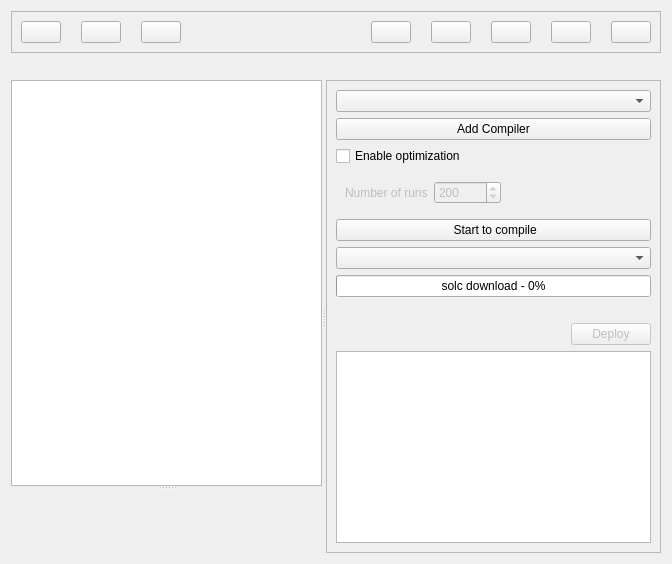
Before: the Qt Designer form editcontract.ui in LUX-Core/Lux-Solidity-IDE, drawn with Qt 5.
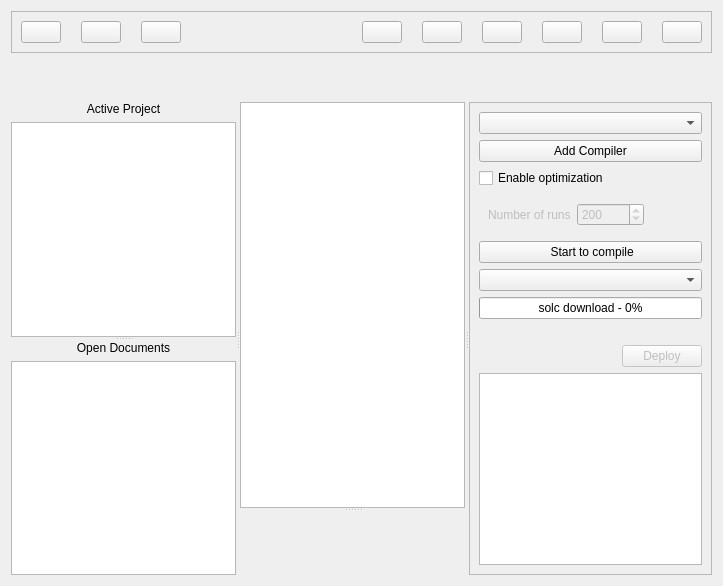
After: the same form once the commit is applied. Icons and pictures are not drawn. Custom widgets are drawn as their Qt base class.

Commit message: add "Open Documents" and "Active project": create model, add edit, tmp flags, imports, tooltips

```diff
--- a/editcontract.ui
+++ b/editcontract.ui
@@ -6,8 +6,8 @@
    <rect>
     <x>0</x>
     <y>0</y>
-    <width>672</width>
-    <height>564</height>
+    <width>723</width>
+    <height>586</height>
    </rect>
   </property>
   <property name="minimumSize">
@@ -22,7 +22,7 @@
   <property name="styleSheet">
    <string notr="true"/>
   </property>
-  <layout class="QVBoxLayout" name="verticalLayout_3">
+  <layout class="QVBoxLayout" name="verticalLayout_5">
    <item>
     <widget class="QFrame" name="toolsFrame">
      <property name="frameShape">
@@ -90,17 +90,6 @@
         </property>
        </spacer>
       </item>
-      <item>
-       <widget class="QPushButton" name="pushButtonNewFile">
-        <property name="text">
-         <string/>
-        </property>
-        <property name="icon">
-         <iconset resource="res.qrc">
-          <normaloff>:/imgs/newFile.png</normaloff>:/imgs/newFile.png</iconset>
-        </property>
-       </widget>
-      </item>
       <item>
        <widget class="QPushButton" name="pushButtonSaveFile">
         <property name="text">
@@ -112,6 +101,28 @@
         </property>
        </widget>
       </item>
+      <item>
+       <widget class="QPushButton" name="pushButtonSaveFileAs">
+        <property name="text">
+         <string/>
+        </property>
+        <property name="icon">
+         <iconset resource="res.qrc">
+          <normaloff>:/imgs/saveFileAs.png</normaloff>:/imgs/saveFileAs.png</iconset>
+        </property>
+       </widget>
+      </item>
+      <item>
+       <widget class="QPushButton" name="pushButtonSaveAllFiles">
+        <property name="text">
+         <string/>
+        </property>
+        <property name="icon">
+         <iconset resource="res.qrc">
+          <normaloff>:/imgs/saveAllFiles.png</normaloff>:/imgs/saveAllFiles.png</iconset>
+        </property>
+       </widget>
+      </item>
       <item>
        <widget class="QPushButton" name="pushButtonOpenFile">
         <property name="text">
@@ -123,6 +134,17 @@
         </property>
        </widget>
       </item>
+      <item>
+       <widget class="QPushButton" name="pushButtonNewFile">
+        <property name="text">
+         <string/>
+        </property>
+        <property name="icon">
+         <iconset resource="res.qrc">
+          <normaloff>:/imgs/newFile.png</normaloff>:/imgs/newFile.png</iconset>
+        </property>
+       </widget>
+      </item>
       <item>
        <widget class="QPushButton" name="pushButtonWizard">
         <property name="text">
@@ -134,13 +156,6 @@
         </property>
        </widget>
       </item>
-      <item>
-       <widget class="QPushButton" name="pushButtonExamples">
-        <property name="text">
-         <string/>
-        </property>
-       </widget>
-      </item>
      </layout>
     </widget>
    </item>
@@ -158,11 +173,93 @@
     </widget>
    </item>
    <item>
-    <widget class="QSplitter" name="splitter_2">
+    <widget class="QSplitter" name="splitterEditCode">
      <property name="orientation">
       <enum>Qt::Horizontal</enum>
      </property>
-     <widget class="QWidget" name="">
+     <widget class="QSplitter" name="splitter_2">
+      <property name="orientation">
+       <enum>Qt::Vertical</enum>
+      </property>
+      <widget class="QWidget" name="">
+       <layout class="QVBoxLayout" name="verticalLayout_3">
+        <item>
+         <widget class="QLabel" name="labelCurrentProjectTytle">
+          <property name="text">
+           <string>Active Project</string>
+          </property>
+          <property name="alignment">
+           <set>Qt::AlignCenter</set>
+          </property>
+         </widget>
+        </item>
+        <item>
+         <widget class="QTreeWidget" name="treeWidgetCurrentProject">
+          <property name="sizePolicy">
+           <sizepolicy hsizetype="Preferred" vsizetype="Expanding">
+            <horstretch>0</horstretch>
+            <verstretch>0</verstretch>
+           </sizepolicy>
+          </property>
+          <property name="minimumSize">
+           <size>
+            <width>200</width>
+            <height>0</height>
+           </size>
+          </property>
+          <attribute name="headerVisible">
+           <bool>false</bool>
+          </attribute>
+          <attribute name="headerCascadingSectionResizes">
+           <bool>false</bool>
+          </attribute>
+          <attribute name="headerDefaultSectionSize">
+           <number>100</number>
+          </attribute>
+          <attribute name="headerStretchLastSection">
+           <bool>true</bool>
+          </attribute>
+          <column>
+           <property name="text">
+            <string/>
+           </property>
+          </column>
+         </widget>
+        </item>
+       </layout>
+      </widget>
+      <widget class="QWidget" name="">
+       <layout class="QVBoxLayout" name="verticalLayout_4">
+        <item>
+         <widget class="QLabel" name="labelAllOpenFilesTytle">
+          <property name="text">
+           <string>Open Documents</string>
+          </property>
+          <property name="alignment">
+           <set>Qt::AlignCenter</set>
+          </property>
+         </widget>
+        </item>
+        <item>
+         <widget class="QListView" name="listViewAllOpenFiles">
+          <property name="sizePolicy">
+           <sizepolicy hsizetype="Preferred" vsizetype="Expanding">
+            <horstretch>0</horstretch>
+            <verstretch>0</verstretch>
+           </sizepolicy>
+          </property>
+          <property name="minimumSize">
+           <size>
+            <width>200</width>
+            <height>0</height>
+           </size>
+          </property>
+         </widget>
+        </item>
+       </layout>
+      </widget>
+     </widget>
+     <widget class="QWidget" name="layoutWidget">
       <layout class="QVBoxLayout" name="verticalLayout_2">
        <item>
         <widget class="QSplitter" name="splitter">
@@ -176,6 +273,18 @@
       </layout>
      </widget>
      <widget class="QFrame" name="frameBuild">
+      <property name="minimumSize">
+       <size>
+        <width>0</width>
+        <height>0</height>
+       </size>
+      </property>
+      <property name="maximumSize">
+       <size>
+        <width>16777215</width>
+        <height>16777215</height>
+       </size>
+      </property>
       <property name="frameShape">
        <enum>QFrame::StyledPanel</enum>
       </property>
```
Left out of the diff: 2 changed lines with no effect on the pictures. The commit also changes 14 other files.
